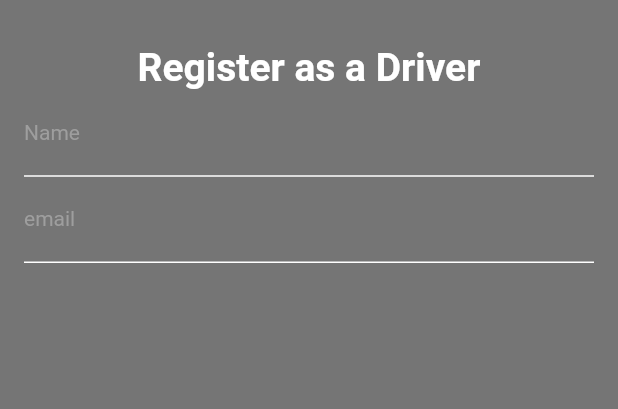
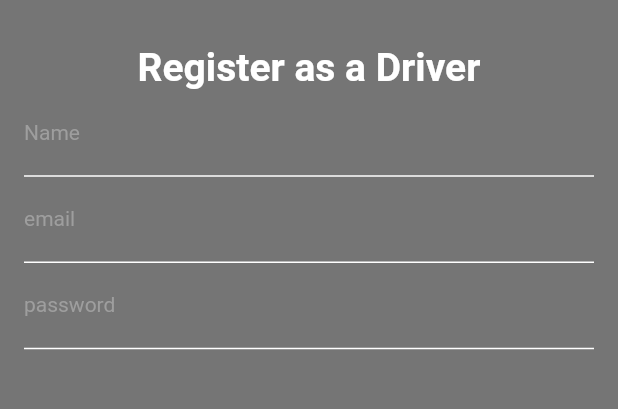
Before and after one commit to Devsaci/Uber-OLA-and-inDriver-Clone, a Flutter app: the screen it shows after launch, on a phone screen of 412 x 824 dp, the part 396-805 px from its top. Run offline on Flutter 3.47's test engine with Material 2 defaults, Android fonts, the phone set to English and light mode, and no system bars.

Commit message:
TextField  passwordTextEditingController

```diff
--- a/drivers_app_ma2022/lib/authentication/signup_screen.dart
+++ b/drivers_app_ma2022/lib/authentication/signup_screen.dart
@@ -11,6 +11,8 @@ class _SignUpScreenState extends State<SignUpScreen> {
   TextEditingController nameTextEditingController = TextEditingController();
 
   TextEditingController emailTextEditingController = TextEditingController();
+
+  TextEditingController passwordTextEditingController = TextEditingController();
 
   @override
   Widget build(BuildContext context) {
@@ -41,9 +43,7 @@ class _SignUpScreenState extends State<SignUpScreen> {
               ),
               TextField(
                 controller: nameTextEditingController,
-                style: const TextStyle(
-                    color: Colors.grey
-                ),
+                style: const TextStyle(color: Colors.grey),
                 decoration: const InputDecoration(
                   labelText: "Name",
                   hintText: "Name",
@@ -65,12 +65,32 @@ class _SignUpScreenState extends State<SignUpScreen> {
               ),
               TextField(
                 controller: emailTextEditingController,
-                style: const TextStyle(
-                    color: Colors.grey
-                ),
+                style: const TextStyle(color: Colors.grey),
                 decoration: const InputDecoration(
                   labelText: "email",
                   hintText: "email",
+                  enabledBorder: UnderlineInputBorder(
+                    borderSide: BorderSide(color: Colors.white),
+                  ),
+                  focusedBorder: UnderlineInputBorder(
+                    borderSide: BorderSide(color: Colors.grey),
+                  ),
+                  hintStyle: TextStyle(
+                    color: Colors.grey,
+                    fontSize: 10,
+                  ),
+                  labelStyle: TextStyle(
+                    color: Colors.grey,
+                    fontSize: 14,
+                  ),
+                ),
+              ),
+              TextField(
+                controller: passwordTextEditingController,
+                style: const TextStyle(color: Colors.grey),
+                decoration: const InputDecoration(
+                  labelText: "password",
+                  hintText: "password",
                   enabledBorder: UnderlineInputBorder(
                     borderSide: BorderSide(color: Colors.white),
                   ),
```
